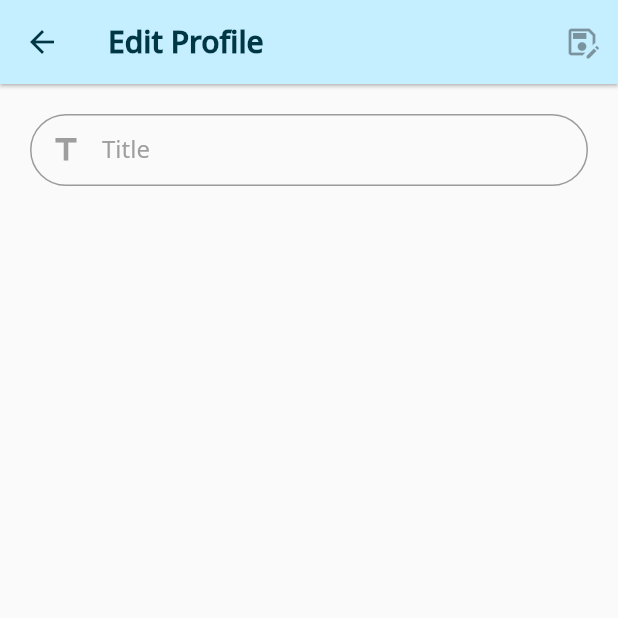
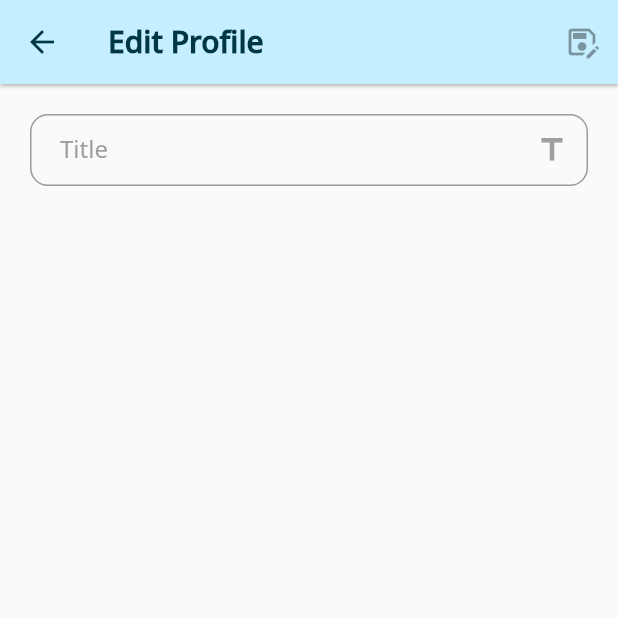
Before and after one commit to graduation-fci/TotalCare-mobileapp, a Flutter app: the EditMedicationScreen screen opened directly with empty values, on a phone screen of 412 x 824 dp, the top half of it. Run offline on Flutter 3.47's test engine with Material 2 defaults, Android fonts, the phone set to English and light mode, and no system bars; our stand-ins replace country_picker, flutter_secure_storage, material_design_icons_flutter; accounts and stored records are empty; generated files the repository leaves out were written again; Roboto replaces fonts that are missing (Anton-Regular); statements that could not run were skipped.

Commit message:
done some edits to the style

```diff
--- a/grad_login/lib/screens/edit_medication.dart
+++ b/grad_login/lib/screens/edit_medication.dart
@@ -20,6 +20,7 @@ class _EditMedicationScreenState extends State<EditMedicationScreen> {
   final FocusNode _focusNode = FocusNode();
   final Medication _med = Medication(medicines: [], title: '');
   final _formKey = GlobalKey<FormState>();
+
   Map<String, dynamic> medication = {};
 
   @override
@@ -71,9 +72,10 @@ class _EditMedicationScreenState extends State<EditMedicationScreen> {
                   crossAxisAlignment: CrossAxisAlignment.end,
                   children: [
                     InputField(
-                      prefixIcon: const Icon(
-                        Icons.title_outlined,
+                      suffixIcon: IconButton(
+                        icon: const Icon(Icons.title_outlined),
                         color: Colors.grey,
+                        onPressed: () {},
                       ),
                       focusNode: _focusNode,
                       labelText: 'Title',
--- a/grad_login/lib/widgets/input_field.dart
+++ b/grad_login/lib/widgets/input_field.dart
@@ -33,8 +33,8 @@ class InputField extends StatelessWidget {
 
   @override
   Widget build(BuildContext context) {
-    return Padding(
-      padding: const EdgeInsets.all(10),
+    return Container(
+      margin: const EdgeInsets.all(10),
       child: TextFormField(
         autovalidateMode: AutovalidateMode.onUserInteraction,
         onEditingComplete: () {
@@ -52,12 +52,14 @@ class InputField extends StatelessWidget {
         decoration: InputDecoration(
           prefixIcon: prefixIcon,
           suffixIcon: suffixIcon,
-          contentPadding: const EdgeInsets.all(5),
+          contentPadding: prefixIcon != null
+              ? const EdgeInsets.all(5)
+              : const EdgeInsets.symmetric(horizontal: 20, vertical: 10),
           border: OutlineInputBorder(
-            borderRadius: BorderRadius.circular(40),
+            borderRadius: BorderRadius.circular(12),
           ),
           focusedBorder: OutlineInputBorder(
-            borderRadius: BorderRadius.circular(40),
+            borderRadius: BorderRadius.circular(12),
             borderSide: const BorderSide(color: Colors.grey),
           ),
           labelText: labelText,
```
